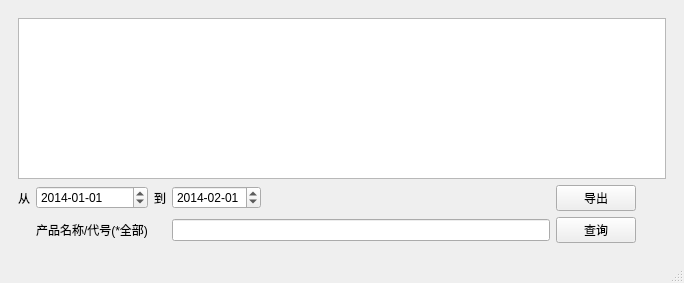
wegatron/dt_manage, file src/stockmainwindow.ui: the form before one commit.
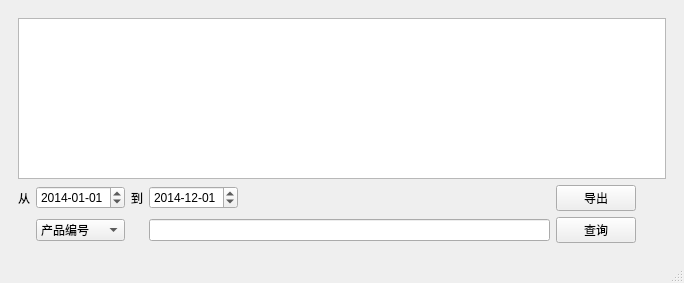
The form after the commit.

```diff
--- a/src/stockmainwindow.ui
+++ b/src/stockmainwindow.ui
@@ -30,7 +30,7 @@
          <property name="date">
           <date>
            <year>2014</year>
-           <month>2</month>
+           <month>12</month>
            <day>1</day>
           </date>
          </property>
@@ -39,13 +39,6 @@
          </property>
         </widget>
        </item>
-       <item row="2" column="1">
-        <widget class="QLabel" name="label_3">
-         <property name="text">
-          <string>产品名称/代号(*全部)</string>
-         </property>
-        </widget>
-       </item>
        <item row="2" column="5">
         <widget class="QPushButton" name="stock_query">
          <property name="text">
@@ -100,6 +93,25 @@
        <item row="2" column="3" colspan="2">
         <widget class="QLineEdit" name="sq_connent"/>
        </item>
+       <item row="2" column="1">
+        <widget class="QComboBox" name="comboBox">
+         <item>
+          <property name="text">
+           <string>产品编号</string>
+          </property>
+         </item>
+         <item>
+          <property name="text">
+           <string>产品名称</string>
+          </property>
+         </item>
+         <item>
+          <property name="text">
+           <string>全部</string>
+          </property>
+         </item>
+        </widget>
+       </item>
       </layout>
      </widget>
     </item>
```
